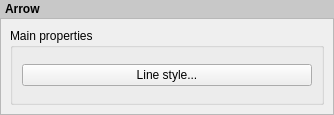
Qt form src/ui/composer/qgscomposerpolylinewidgetbase.ui (qgis/QGIS) before a commit.
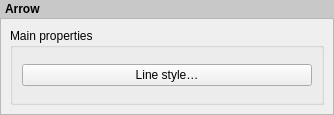
The same form after that commit. Custom widgets are drawn as their Qt base class.

Patch:
```diff
--- a/src/ui/composer/qgscomposerpolylinewidgetbase.ui
+++ b/src/ui/composer/qgscomposerpolylinewidgetbase.ui
@@ -69,7 +69,7 @@
           <item>
            <widget class="QPushButton" name="mLineStyleButton">
             <property name="text">
-             <string>Line style...</string>
+             <string>Line style…</string>
             </property>
            </widget>
           </item>
```
